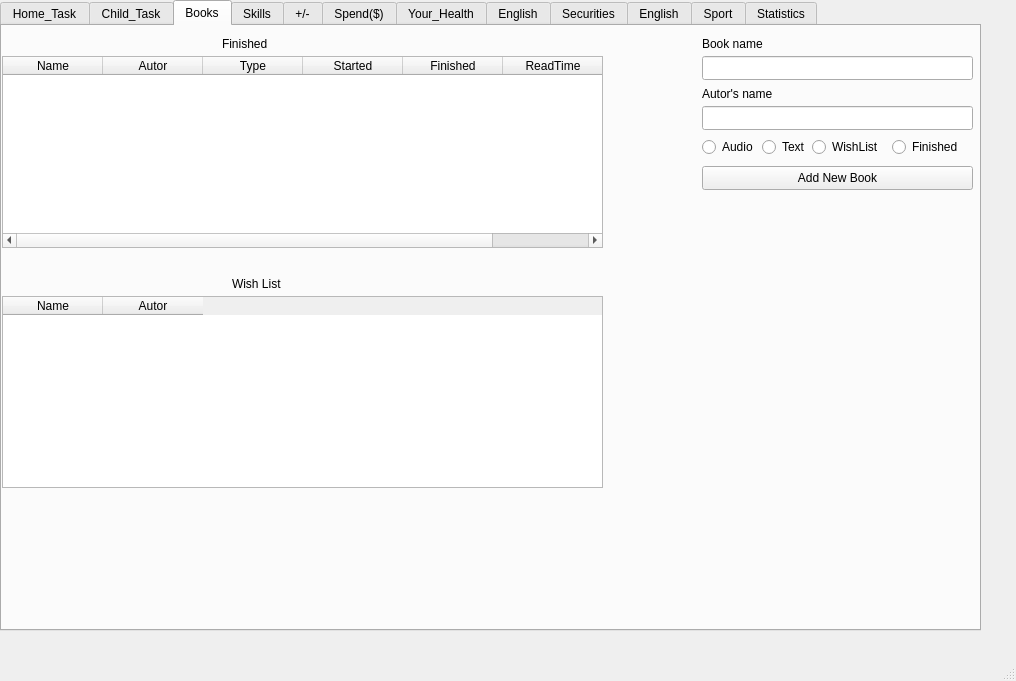
The window that ToDoNotes/mainwindow.ui (andreyschelkovo/ToDoNotes) describes before a commit, drawn with Qt 5.
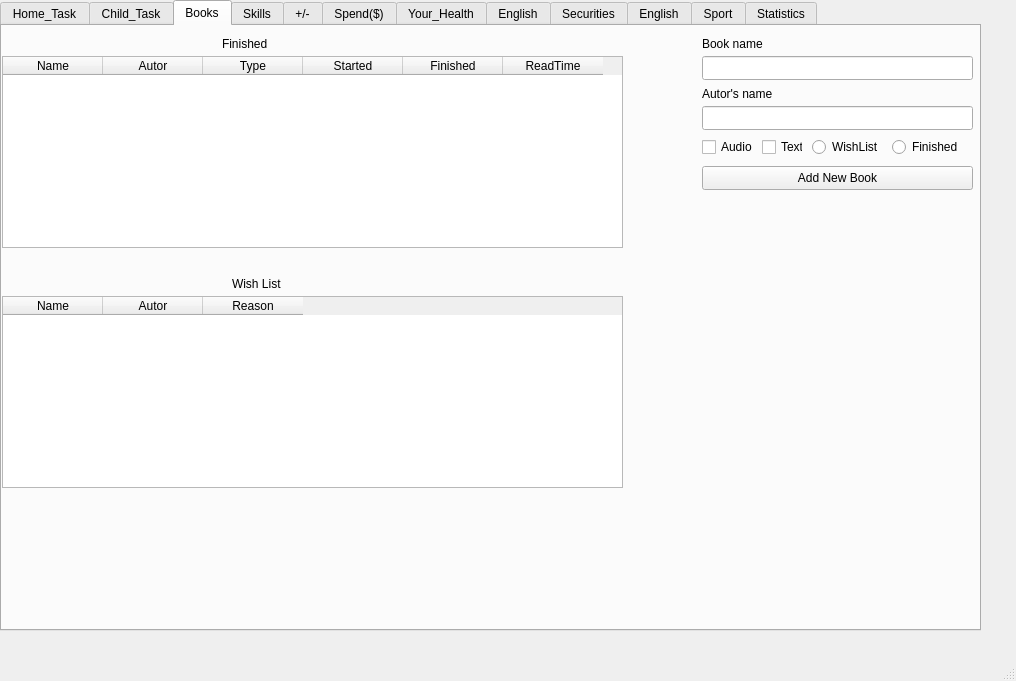
The same window after the commit.

Patch:
```diff
--- a/ToDoNotes/mainwindow.ui
+++ b/ToDoNotes/mainwindow.ui
@@ -275,7 +275,7 @@
        <rect>
         <x>0</x>
         <y>30</y>
-        <width>601</width>
+        <width>621</width>
         <height>192</height>
        </rect>
       </property>
@@ -310,32 +310,6 @@
        </property>
       </column>
      </widget>
-     <widget class="QRadioButton" name="radioButton_books_audio">
-      <property name="geometry">
-       <rect>
-        <x>700</x>
-        <y>110</y>
-        <width>91</width>
-        <height>22</height>
-       </rect>
-      </property>
-      <property name="text">
-       <string>Audio</string>
-      </property>
-     </widget>
-     <widget class="QRadioButton" name="radioButton_books_text">
-      <property name="geometry">
-       <rect>
-        <x>760</x>
-        <y>110</y>
-        <width>51</width>
-        <height>22</height>
-       </rect>
-      </property>
-      <property name="text">
-       <string>Text</string>
-      </property>
-     </widget>
      <widget class="QLabel" name="label_books_finishedList">
       <property name="geometry">
        <rect>
@@ -400,7 +374,7 @@
        <rect>
         <x>0</x>
         <y>270</y>
-        <width>601</width>
+        <width>621</width>
         <height>192</height>
        </rect>
       </property>
@@ -414,6 +388,11 @@
         <string>Autor</string>
        </property>
       </column>
+      <column>
+       <property name="text">
+        <string>Reason</string>
+       </property>
+      </column>
      </widget>
      <widget class="QLabel" name="label_bookswishlist">
       <property name="geometry">
@@ -467,6 +446,32 @@
        <string>Add New Book</string>
       </property>
      </widget>
+     <widget class="QCheckBox" name="checkBox_books_audio">
+      <property name="geometry">
+       <rect>
+        <x>700</x>
+        <y>110</y>
+        <width>51</width>
+        <height>22</height>
+       </rect>
+      </property>
+      <property name="text">
+       <string>Audio</string>
+      </property>
+     </widget>
+     <widget class="QCheckBox" name="checkBox_books_text">
+      <property name="geometry">
+       <rect>
+        <x>760</x>
+        <y>110</y>
+        <width>41</width>
+        <height>22</height>
+       </rect>
+      </property>
+      <property name="text">
+       <string>Text</string>
+      </property>
+     </widget>
     </widget>
     <widget class="QWidget" name="tab">
      <attribute name="title">
```
